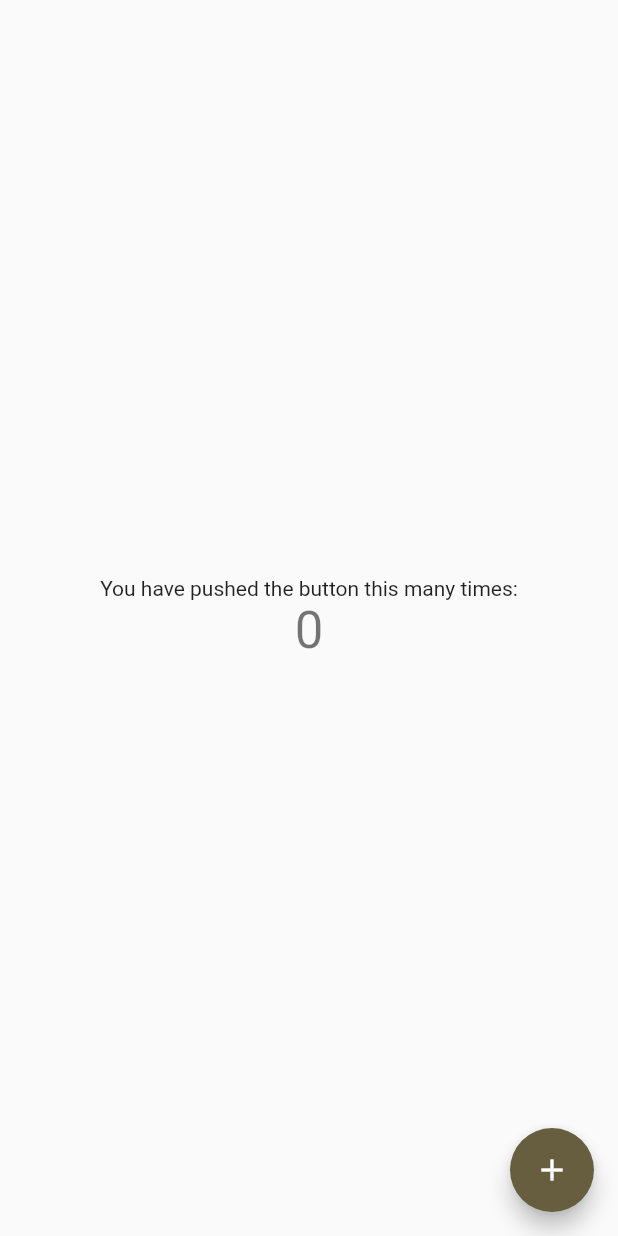
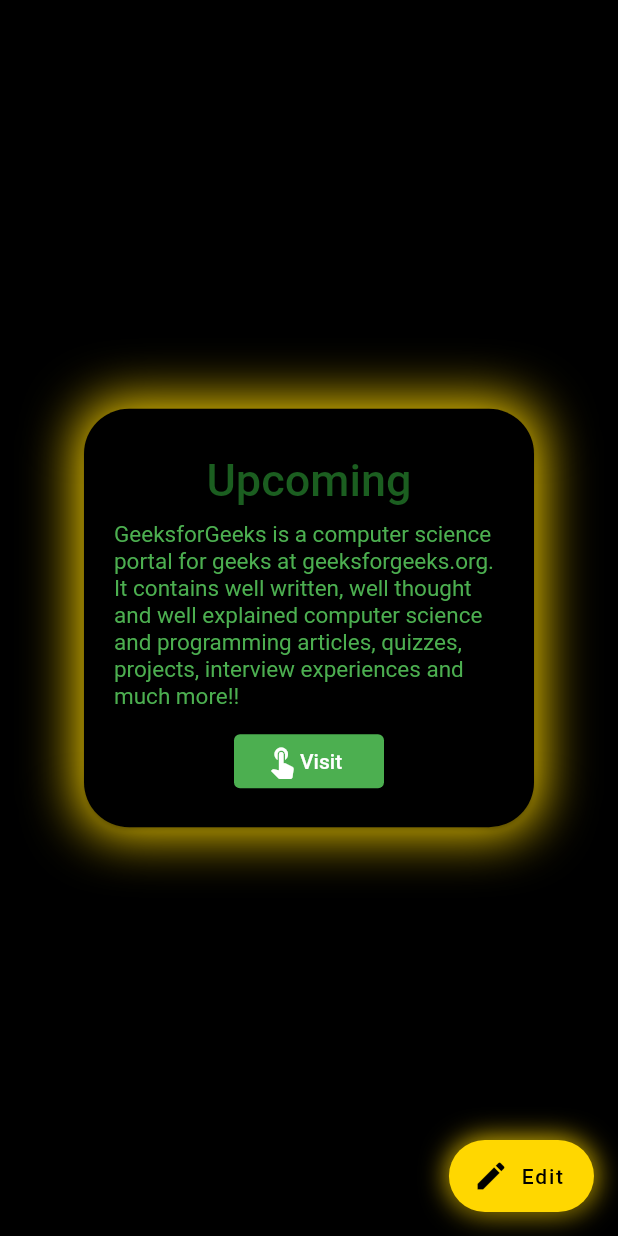
Before and after one commit to viraj325/MeFitness, a Flutter app: the screen it shows after launch, on a phone screen of 412 x 824 dp. Run offline on Flutter 3.47's test engine with Material 2 defaults, Android fonts, the phone set to English and light mode, and no system bars.

Commit message:
updated ui

```diff
--- a/lib/main.dart
+++ b/lib/main.dart
@@ -42,25 +42,114 @@ class _MyHomePageState extends State<MyHomePage> {
   @override
   Widget build(BuildContext context) {
     return Scaffold(
+      backgroundColor: Colors.black,
       body: Center(
         child: Column(
           mainAxisAlignment: MainAxisAlignment.center,
           children: <Widget>[
-            const Text(
-              'You have pushed the button this many times:',
+            Container(
+              decoration: BoxDecoration(
+                borderRadius: BorderRadius.circular(30),
+                boxShadow: const [
+                  BoxShadow(
+                    color: Color(0xFFFFD700),
+                    blurRadius: 30.0, // soften the shadow
+                    spreadRadius: 0.0, //extend the shadow
+                    offset: Offset(
+                      0.0, // Move to right 10  horizontally
+                      0.0, // Move to bottom 10 Vertically
+                    ),
+                  ),
+                ],
+              ),
+              child: Card(
+              shape: RoundedRectangleBorder(
+                borderRadius: BorderRadius.circular(30),
+              ),
+              // elevation: 15,
+              // shadowColor: const Color(0xFFFFD700),
+              color: Colors.black,
+              child: SizedBox(
+                width: 300,
+                child: Padding(
+                  padding: const EdgeInsets.all(20.0),
+                  child: Column(
+                    children: [
+                      const SizedBox(
+                        height: 10,
+                      ), //SizedBox
+                      Text(
+                        'Upcoming',
+                        style: TextStyle(
+                          fontSize: 30,
+                          color: Colors.green[900],
+                          fontWeight: FontWeight.w500,
+                        ), //Textstyle
+                      ), //Text
+                      const SizedBox(
+                        height: 10,
+                      ), //SizedBox
+                      const Text(
+                        'GeeksforGeeks is a computer science portal for geeks at geeksforgeeks.org. It contains well written, well thought and well explained computer science and programming articles, quizzes, projects, interview experiences and much more!!',
+                        style: TextStyle(
+                          fontSize: 15,
+                          color: Colors.green,
+                        ), //Textstyle
+                      ), //Text
+                      const SizedBox(
+                        height: 10,
+                      ), //SizedBox
+                      SizedBox(
+                        width: 100,
+                        child: ElevatedButton(
+                          onPressed: () => 'Null',
+                          style: ButtonStyle(
+                              backgroundColor:
+                              MaterialStateProperty.all(Colors.green)),
+                          child: const Padding(
+                            padding: EdgeInsets.all(4),
+                            child: Row(
+                              children: [
+                                Icon(Icons.touch_app),
+                                Text('Visit')
+                              ],
+                            ),
+                          ),
+                        ),
+                      ),
+                    ],
+                  ), //Column
+                ), //Padding
+              ), //SizedBox
             ),
-            Text(
-              '$_counter',
-              style: Theme.of(context).textTheme.headlineMedium,
             ),
           ],
         ),
       ),
-      floatingActionButton: FloatingActionButton(
-        onPressed: _incrementCounter,
-        tooltip: 'Increment',
-        child: const Icon(Icons.add),
-      ), // This trailing comma makes auto-formatting nicer for build methods.
+      floatingActionButton: Container(
+        decoration: BoxDecoration(
+          borderRadius: BorderRadius.circular(30),
+          boxShadow: const [
+            BoxShadow(
+              color: Color(0xFFFFD700),
+              blurRadius: 15.0, // soften the shadow
+              spreadRadius: 0.0, //extend the shadow
+              offset: Offset(
+                0.0, // Move to right 10  horizontally
+                0.0, // Move to bottom 10 Vertically
+              ),
+            ),
+          ],
+        ),
+        child: FloatingActionButton.extended(
+          onPressed: _incrementCounter,
+          tooltip: 'Edit Workout',
+          backgroundColor: const Color(0xFFFFD700),
+          foregroundColor: Colors.black,
+          label: const Text("Edit"),
+          icon: const Icon(Icons.edit),
+        ), // This trailing comma makes auto-formatting nicer for build methods.
+      ),
     );
   }
 }
```
Also changed, not shown: 1 other file.
